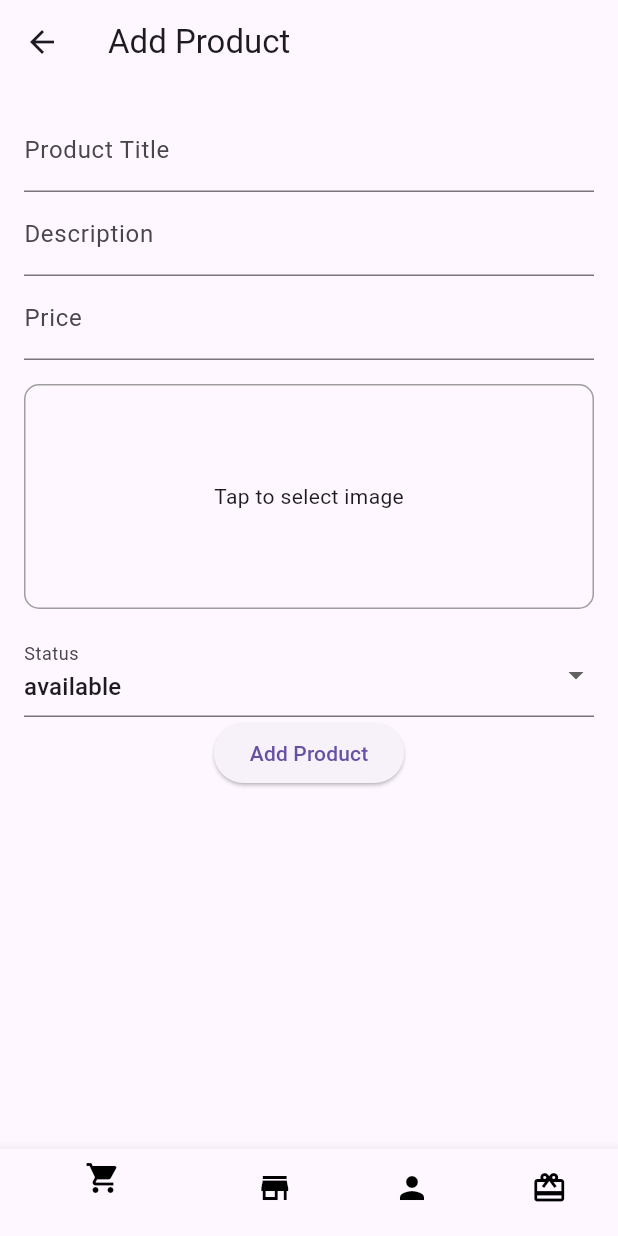
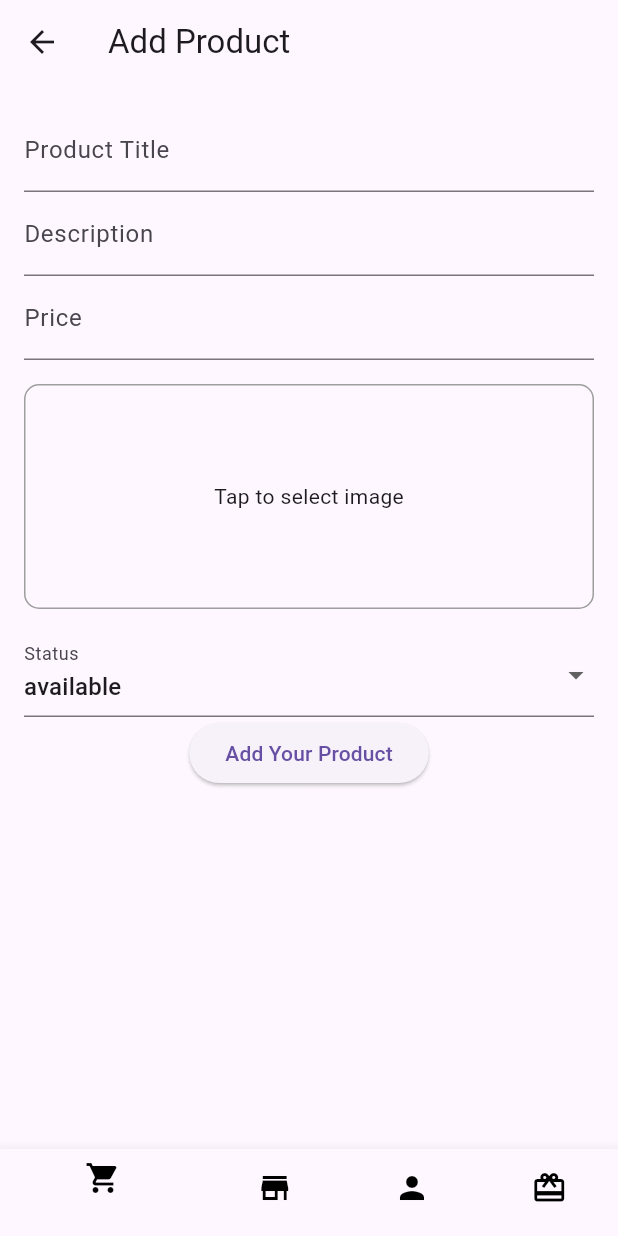
Before and after one commit to ami-nai/entrepreneur, a Flutter app: the AddProductScreen screen opened by its route, on a phone screen of 412 x 824 dp. Run offline on Flutter 3.47's test engine with Material 3 defaults, Android fonts, the phone set to English and light mode, and no system bars; our stand-ins replace cloud_firestore, firebase_auth, firebase_core, get, image_picker; accounts and stored records are empty.

```diff
--- a/lib/screens/add_product_screen.dart
+++ b/lib/screens/add_product_screen.dart
@@ -119,7 +119,7 @@ class _AddProductScreenState extends State<AddProductScreen> {
                   );
                 }
               },
-              child: Text("Add Product"),
+              child: Text("Add Your Product"),
             ),
           ],
         ),
```
